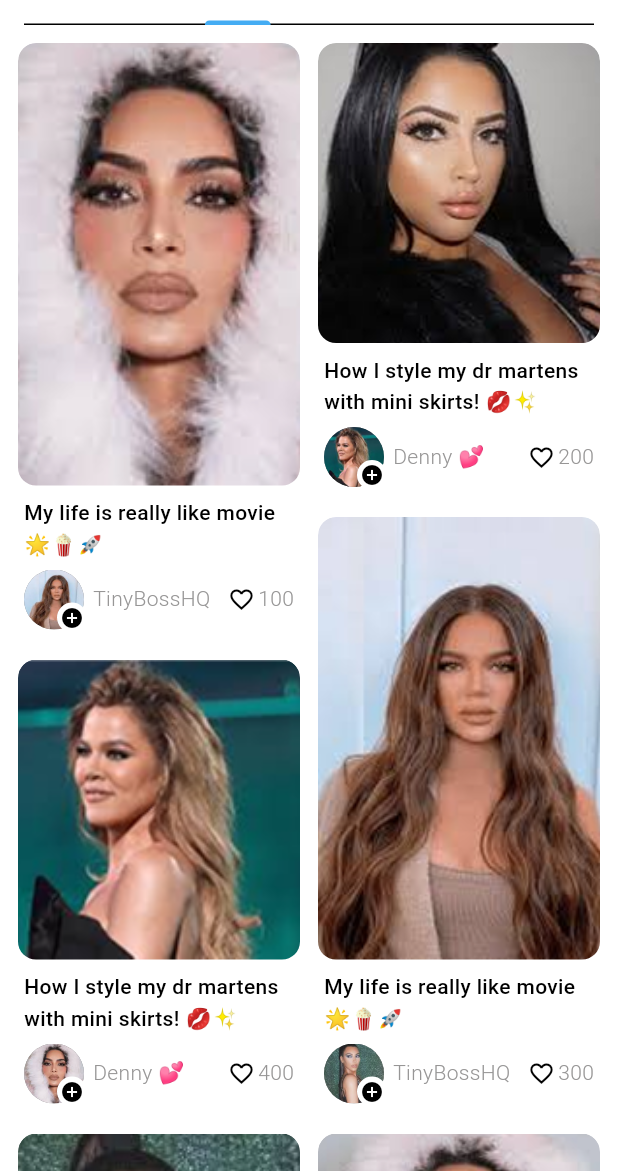
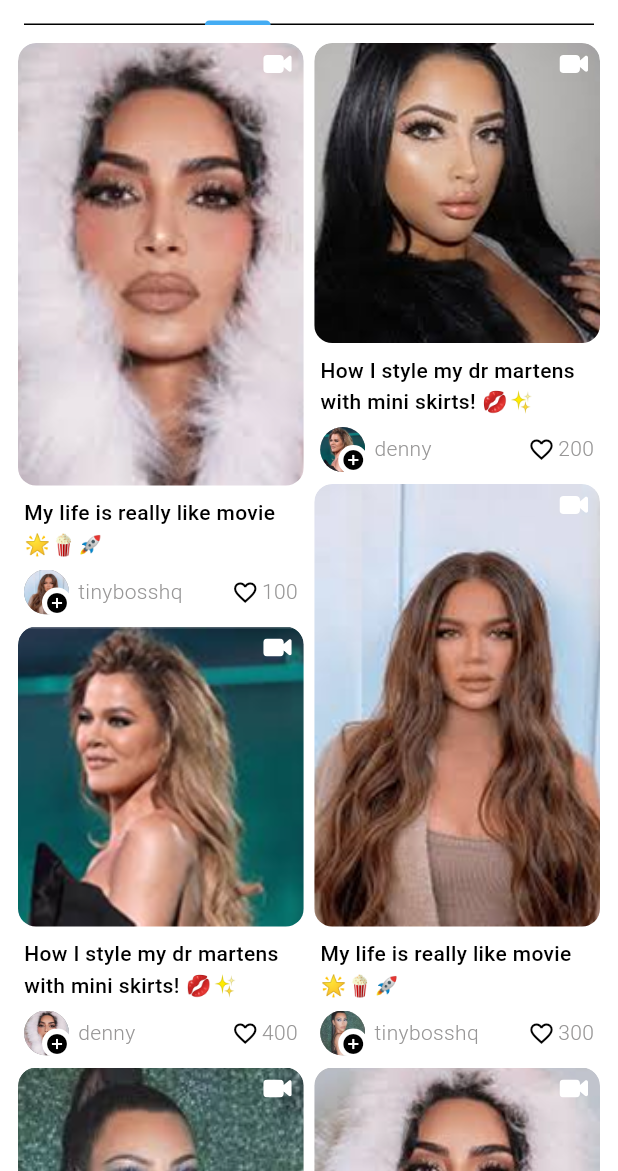
Before and after one commit to Laiba3131/new_app, a Flutter app: the HomeScreen screen opened directly, tab 2 chosen, on a phone screen of 412 x 824 dp, the part 65-1236 px from its top. Run offline on Flutter 3.47's test engine with Material 3 defaults, Android fonts, the phone set to English and light mode, and no system bars; our stand-ins replace bot_toast, cached_network_image, dio, equatable, flutter_bloc, flutter_otp_text_field and 8 more; accounts and stored records are empty; Roboto replaces fonts that are missing (DmSans); statements that could not run were skipped; project files that could hold a hidden picture were left out.

Commit message:
vedio feed done

```diff
--- a/lib/modules/home/pages/home_screen.dart
+++ b/lib/modules/home/pages/home_screen.dart
@@ -42,8 +42,13 @@ class HomeScreen extends StatelessWidget {
                 child: TabBarView(
                   children: [
                     const TrendingGrid(),
-                    const VideoGridWidget(itemCount: 14),
-                    const PhotoTab(itemCount: 14),
+                    const VideoGridWidget(
+                      itemCount: 14,
+                      isIconTrue: true,
+                    ),
+                    const PhotoTab(
+                      itemCount: 14,
+                    ),
                     StitchTab(),
                   ],
                 ),
--- a/lib/modules/home/widgets/vedio_tab.dart
+++ b/lib/modules/home/widgets/vedio_tab.dart
@@ -1,5 +1,6 @@
 import 'package:flutter/material.dart';
 import 'package:flutter_staggered_grid_view/flutter_staggered_grid_view.dart';
+import 'package:flutter_svg/flutter_svg.dart';
 import 'package:kulture/config/routes/nav_router.dart';
 import 'package:kulture/constants/app_colors.dart';
 import 'package:kulture/generated/assets.dart';
@@ -9,13 +10,18 @@ import 'package:kulture/utils/extensions/extended_context.dart';
 
 import '../../profile/pages/user_profile_screen.dart';
 
-class VideoGridWidget extends StatelessWidget {
+class VideoGridWidget extends StatefulWidget {
   final int itemCount;
   final bool isIconTrue;
 
   const VideoGridWidget(
       {super.key, this.itemCount = 10, this.isIconTrue = false});
 
+  @override
+  State<VideoGridWidget> createState() => _VideoGridWidgetState();
+}
+
+class _VideoGridWidgetState extends State<VideoGridWidget> {
   String _getImageForIndex(int index) {
     final List<String> images = [
       Assets.pngImage3,
@@ -28,14 +34,22 @@ class VideoGridWidget extends StatelessWidget {
     return images[index % images.length];
   }
 
+  late List<bool> likedItems;
+// bool isLiked = false;
+  @override
+  void initState() {
+    likedItems = List<bool>.filled(widget.itemCount, false);
+    super.initState();
+  }
+
   @override
   Widget build(BuildContext context) {
     return MasonryGridView.count(
       crossAxisCount: 2,
-      mainAxisSpacing: 20,
-      crossAxisSpacing: 12,
+      mainAxisSpacing: 8,
+      crossAxisSpacing: 7,
       padding: const EdgeInsets.symmetric(horizontal: 12),
-      itemCount: itemCount,
+      itemCount: widget.itemCount,
       itemBuilder: (context, index) {
         final isEven = index % 2 == 0;
         final imageAsset = _getImageForIndex(index);
@@ -49,7 +63,7 @@ class VideoGridWidget extends StatelessWidget {
                 onTap: () {
                   NavRouter.push(context, const InfinityScrollingScreen());
                 },
-                child: isIconTrue == true
+                child: widget.isIconTrue == true
                     ? Stack(
                         children: [
                           ClipRRect(
@@ -61,15 +75,10 @@ class VideoGridWidget extends StatelessWidget {
                               fit: BoxFit.cover,
                             ),
                           ),
-                          const Positioned(
-                            top: 8,
-                            right: 8,
-                            child: Icon(
-                              Icons.play_circle_fill,
-                              size: 28,
-                              color: Colors.white,
-                            ),
-                          ),
+                          Positioned(
+                              top: 8,
+                              right: 8,
+                              child: SvgPicture.asset(Assets.vedioPlay)),
                         ],
                       )
                     : ClipRRect(
@@ -112,7 +121,7 @@ class VideoGridWidget extends StatelessWidget {
                           child: Stack(
                             children: [
                               CircleAvatar(
-                                radius: 20,
+                                radius: 15,
                                 backgroundImage: AssetImage(
                                   _getImageForIndex(index + 2),
                                 ),
@@ -143,7 +152,10 @@ class VideoGridWidget extends StatelessWidget {
                             );
                           },
                           child: Text(
-                            isEven ? 'TinyBossHQ' : 'Denny 💕',
+                            (isEven ? 'TinyBossHQ' : 'Denny')
+                                .toString()
+                                .toLowerCase()
+                                .replaceAll(' ', ''),
                             style: context.textTheme.bodyMedium?.copyWith(
                                 color: AppColors.textGrey,
                                 fontSize: 14,
@@ -152,8 +164,22 @@ class VideoGridWidget extends StatelessWidget {
                           ),
                         ),
                         const Spacer(),
-                        const Icon(Icons.favorite_border,
-                            size: 18, color: AppColors.black),
+                        GestureDetector(
+                          onTap: () {
+                            setState(() {
+                              likedItems[index] = !likedItems[index];
+                            });
+                          },
+                          child: Icon(
+                            likedItems[index]
+                                ? Icons.favorite
+                                : Icons.favorite_border,
+                            size: 18,
+                            color: likedItems[index]
+                                ? Colors.red
+                                : AppColors.black,
+                          ),
+                        ),
                         const SizedBox(width: 2),
                         Text(
                           '${(index + 1) * 100}',
```
Also changed, not shown: assets/svg/vedio.svg (added), lib/generated/assets.dart.
